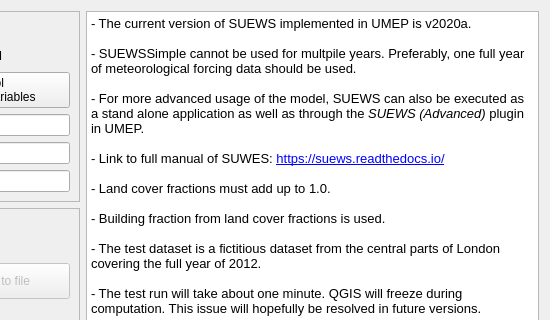
The window that SuewsSimple/suews_simple_dialog_base.ui (UMEP-dev/UMEP) describes before a commit, drawn with Qt 5; both pictures show x 871 to 1421 and y 0 to 320 of the 1421 by 747 pixel window.
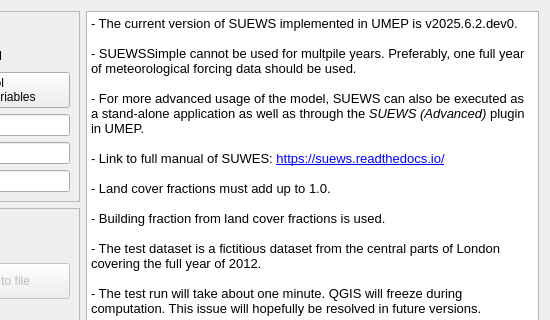
The same window after the commit.

```diff
--- a/SuewsSimple/suews_simple_dialog_base.ui
+++ b/SuewsSimple/suews_simple_dialog_base.ui
@@ -345,11 +345,11 @@
 &lt;html&gt;&lt;head&gt;&lt;meta name=&quot;qrichtext&quot; content=&quot;1&quot; /&gt;&lt;style type=&quot;text/css&quot;&gt;
 p, li { white-space: pre-wrap; }
 &lt;/style&gt;&lt;/head&gt;&lt;body style=&quot; font-family:'MS Shell Dlg 2'; font-size:7.8pt; font-weight:400; font-style:normal;&quot;&gt;
-&lt;p style=&quot; margin-top:0px; margin-bottom:0px; margin-left:0px; margin-right:0px; -qt-block-indent:0; text-indent:0px;&quot;&gt;&lt;span style=&quot; font-size:10pt;&quot;&gt;- The current version of SUEWS implemented in UMEP is v2020a.&lt;/span&gt;&lt;/p&gt;
+&lt;p style=&quot; margin-top:0px; margin-bottom:0px; margin-left:0px; margin-right:0px; -qt-block-indent:0; text-indent:0px;&quot;&gt;&lt;span style=&quot; font-size:10pt;&quot;&gt;- The current version of SUEWS implemented in UMEP is v2025.6.2.dev0.&lt;/span&gt;&lt;/p&gt;
 &lt;p style=&quot;-qt-paragraph-type:empty; margin-top:0px; margin-bottom:0px; margin-left:0px; margin-right:0px; -qt-block-indent:0; text-indent:0px; font-size:10pt;&quot;&gt;&lt;br /&gt;&lt;/p&gt;
 &lt;p style=&quot; margin-top:0px; margin-bottom:0px; margin-left:0px; margin-right:0px; -qt-block-indent:0; text-indent:0px;&quot;&gt;&lt;span style=&quot; font-size:10pt;&quot;&gt;- SUEWSSimple cannot be used for multpile years. Preferably, one full year of meteorological forcing data should be used.&lt;/span&gt;&lt;/p&gt;
 &lt;p style=&quot;-qt-paragraph-type:empty; margin-top:0px; margin-bottom:0px; margin-left:0px; margin-right:0px; -qt-block-indent:0; text-indent:0px; font-size:10pt;&quot;&gt;&lt;br /&gt;&lt;/p&gt;
-&lt;p style=&quot; margin-top:0px; margin-bottom:0px; margin-left:0px; margin-right:0px; -qt-block-indent:0; text-indent:0px;&quot;&gt;&lt;span style=&quot; font-size:10pt;&quot;&gt;- For more advanced usage of the model, SUEWS can also be executed as a stand alone application as well as through the &lt;/span&gt;&lt;span style=&quot; font-size:10pt; font-style:italic;&quot;&gt;SUEWS (Advanced)&lt;/span&gt;&lt;span style=&quot; font-size:10pt;&quot;&gt; plugin in UMEP.&lt;/span&gt;&lt;/p&gt;
+&lt;p style=&quot; margin-top:0px; margin-bottom:0px; margin-left:0px; margin-right:0px; -qt-block-indent:0; text-indent:0px;&quot;&gt;&lt;span style=&quot; font-size:10pt;&quot;&gt;- For more advanced usage of the model, SUEWS can also be executed as a stand-alone application as well as through the &lt;/span&gt;&lt;span style=&quot; font-size:10pt; font-style:italic;&quot;&gt;SUEWS (Advanced)&lt;/span&gt;&lt;span style=&quot; font-size:10pt;&quot;&gt; plugin in UMEP.&lt;/span&gt;&lt;/p&gt;
 &lt;p style=&quot;-qt-paragraph-type:empty; margin-top:0px; margin-bottom:0px; margin-left:0px; margin-right:0px; -qt-block-indent:0; text-indent:0px; font-size:10pt;&quot;&gt;&lt;br /&gt;&lt;/p&gt;
 &lt;p style=&quot; margin-top:0px; margin-bottom:0px; margin-left:0px; margin-right:0px; -qt-block-indent:0; text-indent:0px;&quot;&gt;&lt;span style=&quot; font-size:10pt;&quot;&gt;- Link to full manual of SUWES: &lt;/span&gt;&lt;a href=&quot;https://suews.readthedocs.io/&quot;&gt;&lt;span style=&quot; font-size:10pt; text-decoration: underline; color:#0000ff;&quot;&gt;https://suews.readthedocs.io/&lt;/span&gt;&lt;/a&gt;&lt;/p&gt;
 &lt;p style=&quot;-qt-paragraph-type:empty; margin-top:0px; margin-bottom:0px; margin-left:0px; margin-right:0px; -qt-block-indent:0; text-indent:0px; font-size:10pt;&quot;&gt;&lt;br /&gt;&lt;/p&gt;
```
